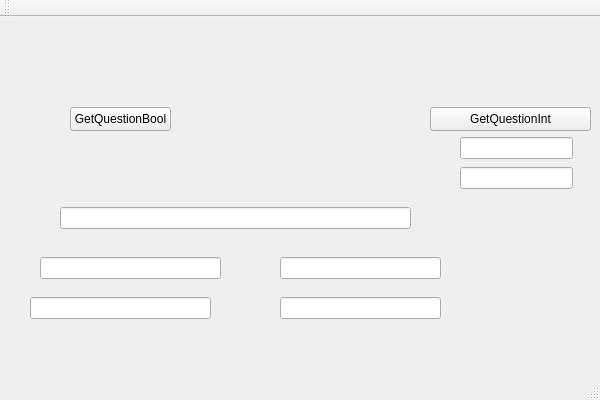
First picture: the form in ProjectModernCpp/Client/Game.ui, repository BogdanDeaconu/ProjectModernCpp, before the edit.
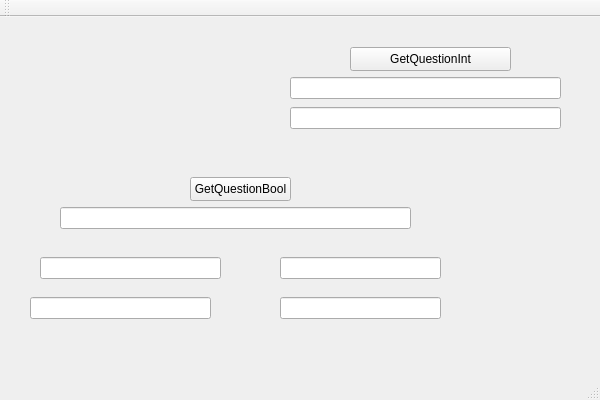
Second picture: the form after the edit.

The edit to the form file:
```diff
--- a/ProjectModernCpp/Client/Game.ui
+++ b/ProjectModernCpp/Client/Game.ui
@@ -17,8 +17,8 @@
    <widget class="QPushButton" name="GetBool">
     <property name="geometry">
      <rect>
-      <x>70</x>
-      <y>90</y>
+      <x>190</x>
+      <y>160</y>
       <width>101</width>
       <height>24</height>
      </rect>
@@ -30,8 +30,8 @@
    <widget class="QPushButton" name="pushButton_2">
     <property name="geometry">
      <rect>
-      <x>430</x>
-      <y>90</y>
+      <x>350</x>
+      <y>30</y>
       <width>161</width>
       <height>24</height>
      </rect>
@@ -93,9 +93,9 @@
    <widget class="QLineEdit" name="QuestionInt">
     <property name="geometry">
      <rect>
-      <x>460</x>
-      <y>120</y>
-      <width>113</width>
+      <x>290</x>
+      <y>60</y>
+      <width>271</width>
       <height>22</height>
      </rect>
     </property>
@@ -103,9 +103,9 @@
    <widget class="QLineEdit" name="IntAnswer">
     <property name="geometry">
      <rect>
-      <x>460</x>
-      <y>150</y>
-      <width>113</width>
+      <x>290</x>
+      <y>90</y>
+      <width>271</width>
       <height>22</height>
      </rect>
     </property>
```
